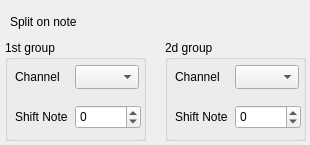
Before: the Qt Designer form trunc/splitter/mainwindow.ui in BackupTheBerlios/pianoutils-svn, drawn with Qt 5.
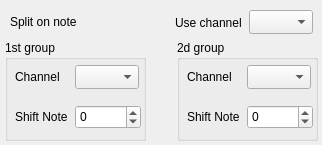
After: the same form once the commit is applied. Custom widgets are drawn as their Qt base class.

Commit message: midi channel filter added

```diff
--- a/trunc/splitter/mainwindow.ui
+++ b/trunc/splitter/mainwindow.ui
@@ -6,7 +6,7 @@
    <rect>
     <x>0</x>
     <y>0</y>
-    <width>310</width>
+    <width>322</width>
     <height>145</height>
    </rect>
   </property>
@@ -89,7 +89,7 @@
    <widget class="QGroupBox" name="groupBox_2">
     <property name="geometry">
      <rect>
-      <x>165</x>
+      <x>177</x>
       <y>40</y>
       <width>141</width>
       <height>101</height>
@@ -167,6 +167,29 @@
      <string>Split on note</string>
     </property>
    </widget>
+   <widget class="QLabel" name="label_6">
+    <property name="geometry">
+     <rect>
+      <x>175</x>
+      <y>15</y>
+      <width>71</width>
+      <height>16</height>
+     </rect>
+    </property>
+    <property name="text">
+     <string>Use channel</string>
+    </property>
+   </widget>
+   <widget class="QComboBox" name="inputChCombo">
+    <property name="geometry">
+     <rect>
+      <x>249</x>
+      <y>10</y>
+      <width>64</width>
+      <height>24</height>
+     </rect>
+    </property>
+   </widget>
   </widget>
  </widget>
  <layoutdefault spacing="6" margin="11"/>
```
The commit also changes 3 other files.
